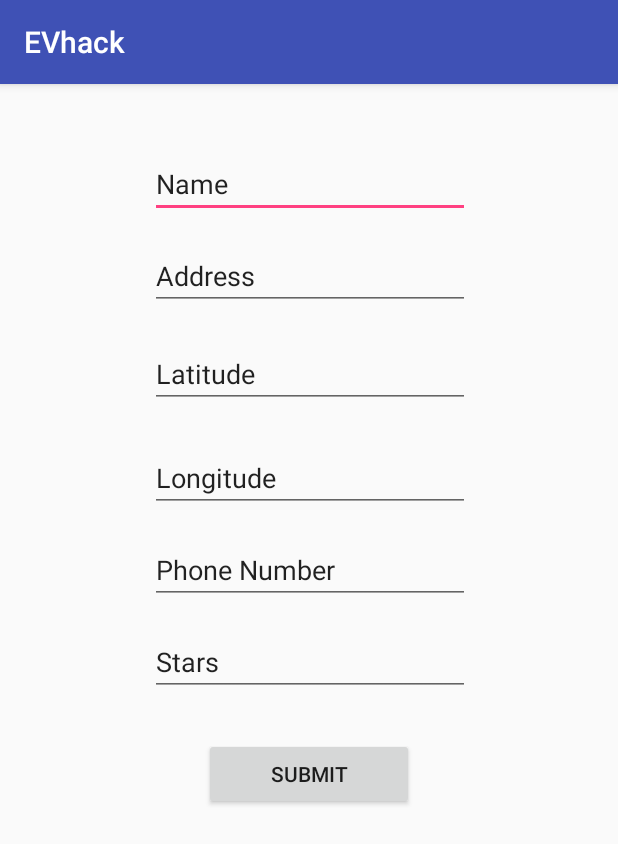
After one commit to storytellerr/EVHACK, an Android app: the Vendor_SignUp screen opened directly, with no data from a screen before it, on a phone screen of 412 x 824 dp. The commit adds this screen. Shown: the top 844 px of the screen. Run offline under Robolectric (Android 15) with nearby library versions, the phone set to English and light mode, and no system bars; our stand-ins replace Firebase (no records; nobody signed in at launch, a user with empty details on screens opened directly); 1 statement that could not run was skipped.

Commit message:
Vendor Sign Up

```diff
--- a/app/src/main/AndroidManifest.xml
+++ b/app/src/main/AndroidManifest.xml
@@ -30,7 +30,8 @@
                 <category android:name="android.intent.category.LAUNCHER" />
             </intent-filter>
         </activity>
-        <activity android:name=".Appointment"></activity>
+        <activity android:name=".Appointment" />
+        <activity android:name=".Vendor_SignUp"></activity>
     </application>
 
 </manifest>
--- /dev/null
+++ b/app/src/main/java/com/example/storytellerr/evhack/Vendor_SignUp.java
@@ -0,0 +1,94 @@
+package com.example.storytellerr.evhack;
+
+import android.support.design.widget.FloatingActionButton;
+import android.support.v7.app.AppCompatActivity;
+import android.os.Bundle;
+import android.text.TextUtils;
+import android.view.View;
+import android.widget.EditText;
+import android.widget.Toast;
+
+import com.google.firebase.database.DatabaseReference;
+import com.google.firebase.database.ValueEventListener;
+
+public class Vendor_SignUp extends AppCompatActivity {
+
+    private DatabaseReference mDatabase;
+    private EditText vname, vaddress;
+    private EditText vphone, vstar;
+    private EditText vlat, vlon;
+    private String name, address, phone, star, lat, lon;
+    private FloatingActionButton mSubmitButton;
+
+
+    @Override
+    protected void onCreate(Bundle savedInstanceState) {
+        super.onCreate(savedInstanceState);
+        setContentView(R.layout.activity_vendor__sign_up);
+
+        vname = (EditText)findViewById(R.id.vendor_name);
+        vaddress = (EditText)findViewById(R.id.vendor_address);
+        vphone = (EditText)findViewById(R.id.vendor_phone);
+        vstar = (EditText)findViewById(R.id.vendor_stars);
+        vlat = (EditText)findViewById(R.id.vendor_lat);
+        vlon = (EditText)findViewById(R.id.vendor_lon);
+
+//        String name = vname.getText().toString().trim();
+//        String address = vaddress.getText().toString().trim();
+//        String phone = vphone.getText().toString().trim();
+//        String star = vstar.getText().toString().trim();
+//        String lat = vlat.getText().toString().trim();
+//        String lon = vlon.getText().toString().trim();
+
+        mSubmitButton.setOnClickListener(new View.OnClickListener(){
+            @Override
+            public void onClick(View v){
+                submit_vendor();
+            }
+        });
+    }
+
+    private void submit_vendor()
+    {
+        String name = vname.getText().toString().trim();
+        String address = vaddress.getText().toString().trim();
+        String phone = vphone.getText().toString().trim();
+        String star = vstar.getText().toString().trim();
+        String lat = vlat.getText().toString().trim();
+        String lon = vlon.getText().toString().trim();
+
+        if(TextUtils.isEmpty(name)){
+            vname.setError("Required");
+            return;
+        }
+        if(TextUtils.isEmpty(address)){
+            vaddress.setError("Required");
+            return;
+        }
+        if(TextUtils.isEmpty(phone)){
+            vphone.setError("Required");
+            return;
+        }
+        Toast.makeText(this, "Registering",Toast.LENGTH_SHORT).show();
+    }
+    public Vendor_SignUp()
+    {
+
+    }
+
+    public Vendor_SignUp(String name, String address, String phone, String star, String lat, String lon)
+    {
+        this.name = name;
+        this.address = address;
+        this.phone = phone;
+        this.star = star;
+        this.lat = lat;
+        this.lon = lon;
+    }
+
+    public void newUser(String UserId,String name, String address, String phone, String star, String lat, String lon)
+    {
+        Vendor_SignUp user = new Vendor_SignUp(name, address, phone, star, lat, lon);
+        mDatabase.child("Shops").setValue(user);
+    }
+}
--- /dev/null
+++ b/app/src/main/res/layout/activity_vendor__sign_up.xml
@@ -0,0 +1,111 @@
+<?xml version="1.0" encoding="utf-8"?>
+<android.support.constraint.ConstraintLayout xmlns:android="http://schemas.android.com/apk/res/android"
+    xmlns:app="http://schemas.android.com/apk/res-auto"
+    xmlns:tools="http://schemas.android.com/tools"
+    android:layout_width="match_parent"
+    android:layout_height="match_parent"
+    tools:context="com.example.storytellerr.evhack.Vendor_SignUp">
+
+    <EditText
+        android:id="@+id/vendor_name"
+        android:layout_width="wrap_content"
+        android:layout_height="wrap_content"
+        android:layout_marginEnd="8dp"
+        android:layout_marginStart="8dp"
+        android:layout_marginTop="44dp"
+        android:ems="10"
+        android:inputType="textPersonName"
+        android:text="Name"
+        app:layout_constraintEnd_toEndOf="parent"
+        app:layout_constraintHorizontal_bias="0.503"
+        app:layout_constraintStart_toStartOf="parent"
+        app:layout_constraintTop_toTopOf="parent" />
+
+    <EditText
+        android:id="@+id/vendor_address"
+        android:layout_width="wrap_content"
+        android:layout_height="41dp"
+        android:layout_marginEnd="8dp"
+        android:layout_marginStart="8dp"
+        android:layout_marginTop="20dp"
+        android:ems="10"
+        android:inputType="textPersonName"
+        android:text="Address"
+        app:layout_constraintEnd_toEndOf="parent"
+        app:layout_constraintHorizontal_bias="0.503"
+        app:layout_constraintStart_toStartOf="parent"
+        app:layout_constraintTop_toBottomOf="@+id/vendor_name" />
+
+    <EditText
+        android:id="@+id/vendor_lat"
+        android:layout_width="wrap_content"
+        android:layout_height="wrap_content"
+        android:layout_marginEnd="8dp"
+        android:layout_marginStart="8dp"
+        android:layout_marginTop="20dp"
+        android:ems="10"
+        android:inputType="textPersonName"
+        android:text="Latitude"
+        app:layout_constraintEnd_toEndOf="parent"
+        app:layout_constraintHorizontal_bias="0.503"
+        app:layout_constraintStart_toStartOf="parent"
+        app:layout_constraintTop_toBottomOf="@+id/vendor_address" />
+
+    <EditText
+        android:id="@+id/vendor_lon"
+        android:layout_width="wrap_content"
+        android:layout_height="wrap_content"
+        android:layout_marginEnd="8dp"
+        android:layout_marginStart="8dp"
+        android:layout_marginTop="24dp"
+        android:ems="10"
+        android:inputType="textPersonName"
+        android:text="Longitude"
+        app:layout_constraintEnd_toEndOf="parent"
+        app:layout_constraintHorizontal_bias="0.503"
+        app:layout_constraintStart_toStartOf="parent"
+        app:layout_constraintTop_toBottomOf="@+id/vendor_lat" />
+
+    <EditText
+        android:id="@+id/vendor_stars"
+        android:layout_width="wrap_content"
+        android:layout_height="wrap_content"
+        android:layout_marginEnd="8dp"
+        android:layout_marginStart="8dp"
+        android:layout_marginTop="16dp"
+        android:ems="10"
+        android:inputType="textPersonName"
+        android:text="Stars"
+        app:layout_constraintEnd_toEndOf="parent"
+        app:layout_constraintHorizontal_bias="0.503"
+        app:layout_constraintStart_toStartOf="parent"
+        app:layout_constraintTop_toBottomOf="@+id/vendor_phone" />
+
+    <Button
+        android:id="@+id/submit"
+        android:layout_width="140dp"
+        android:layout_height="wrap_content"
+        android:layout_marginEnd="8dp"
+        android:layout_marginStart="8dp"
+        android:layout_marginTop="28dp"
+        android:text="Submit"
+        app:layout_constraintEnd_toEndOf="parent"
+        app:layout_constraintStart_toStartOf="parent"
+        app:layout_constraintTop_toBottomOf="@+id/vendor_stars" />
+
+    <EditText
+        android:id="@+id/vendor_phone"
+        android:layout_width="wrap_content"
+        android:layout_height="wrap_content"
+        android:layout_marginEnd="8dp"
+        android:layout_marginStart="8dp"
+        android:layout_marginTop="16dp"
+        android:ems="10"
+        android:inputType="textPersonName"
+        android:text="Phone Number"
+        app:layout_constraintEnd_toEndOf="parent"
+        app:layout_constraintHorizontal_bias="0.503"
+        app:layout_constraintStart_toStartOf="parent"
+        app:layout_constraintTop_toBottomOf="@+id/vendor_lon" />
+
+</android.support.constraint.ConstraintLayout>
--- a/app/src/main/res/values/strings.xml
+++ b/app/src/main/res/values/strings.xml
@@ -3,4 +3,5 @@
 
     <!-- TODO: Remove or change this placeholder text -->
     <string name="hello_blank_fragment">Hello blank fragment</string>
+
 </resources>
--- a/build.gradle
+++ b/build.gradle
@@ -7,7 +7,7 @@ buildscript {
         jcenter()
     }
     dependencies {
-        classpath 'com.android.tools.build:gradle:3.0.0-alpha8'
+        classpath 'com.android.tools.build:gradle:3.0.0'
         classpath 'com.google.gms:google-services:3.2.0'
 
 
```
Also changed, not shown: gradle/wrapper/gradle-wrapper.properties.
